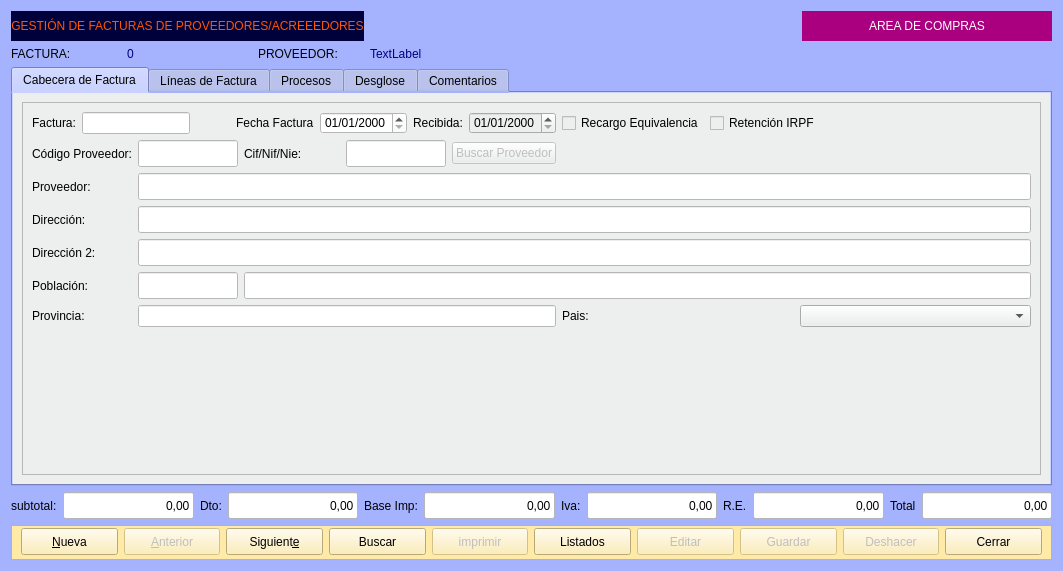
Above: Zona_Compras/frmfacturasproveedor.ui from arcnexus/RedFoX before the change. Below: the same form after it.
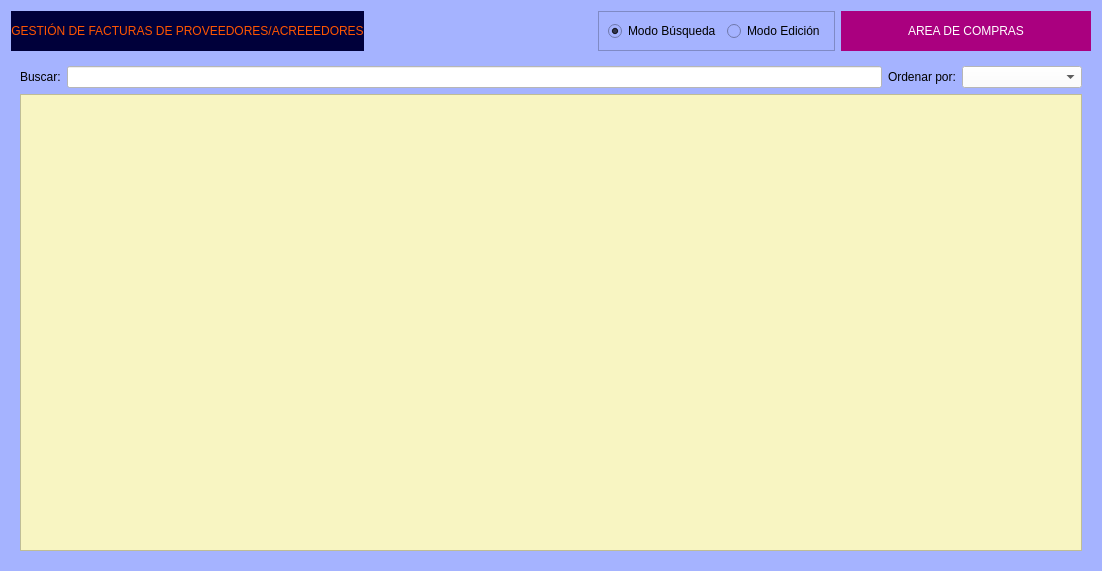
That is the form after the change. Icons and pictures are not drawn.

Commit message: modo busqueda albaran y facturas proveedor

```diff
--- a/Zona_Compras/frmfacturasproveedor.ui
+++ b/Zona_Compras/frmfacturasproveedor.ui
@@ -6,7 +6,7 @@
    <rect>
     <x>0</x>
     <y>0</y>
-    <width>1063</width>
+    <width>1102</width>
     <height>571</height>
    </rect>
   </property>
@@ -21,7 +21,27 @@
    <string notr="true">background-color: rgb(165, 179, 255);</string>
   </property>
   <layout class="QGridLayout" name="gridLayout_2">
-   <item row="0" column="0" colspan="3">
+   <item row="0" column="3">
+    <widget class="QLabel" name="label_30">
+     <property name="minimumSize">
+      <size>
+       <width>250</width>
+       <height>0</height>
+      </size>
+     </property>
+     <property name="styleSheet">
+      <string notr="true">background-color: rgb(170, 0, 127);
+color: rgb(255, 255, 255);</string>
+     </property>
+     <property name="text">
+      <string>AREA DE COMPRAS</string>
+     </property>
+     <property name="alignment">
+      <set>Qt::AlignCenter</set>
+     </property>
+    </widget>
+   </item>
+   <item row="0" column="0">
     <widget class="QLabel" name="label_36">
      <property name="minimumSize">
       <size>
@@ -42,40 +62,14 @@
      </property>
     </widget>
    </item>
-   <item row="0" column="3">
-    <spacer name="horizontalSpacer">
-     <property name="orientation">
-      <enum>Qt::Horizontal</enum>
+   <item row="1" column="0" colspan="4">
+    <widget class="QStackedWidget" name="stackedWidget">
+     <property name="currentIndex">
+      <number>1</number>
      </property>
-     <property name="sizeHint" stdset="0">
-      <size>
-       <width>293</width>
-       <height>20</height>
-      </size>
-     </property>
-    </spacer>
-   </item>
-   <item row="0" column="4">
-    <widget class="QLabel" name="label_30">
-     <property name="minimumSize">
-      <size>
-       <width>250</width>
-       <height>0</height>
-      </size>
-     </property>
-     <property name="styleSheet">
-      <string notr="true">background-color: rgb(170, 0, 127);
-color: rgb(255, 255, 255);</string>
-     </property>
-     <property name="text">
-      <string>AREA DE COMPRAS</string>
-     </property>
-     <property name="alignment">
-      <set>Qt::AlignCenter</set>
-     </property>
-    </widget>
-   </item>
-   <item row="1" column="0">
+     <widget class="QWidget" name="page">
+      <layout class="QGridLayout" name="gridLayout_7">
+       <item row="0" column="0">
     <widget class="QLabel" name="label_10">
      <property name="maximumSize">
       <size>
@@ -91,7 +85,7 @@
      </property>
     </widget>
    </item>
-   <item row="1" column="1">
+       <item row="0" column="1">
     <widget class="QLabel" name="lblFactura">
      <property name="maximumSize">
       <size>
@@ -111,7 +105,7 @@
      </property>
     </widget>
    </item>
-   <item row="1" column="2">
+       <item row="0" column="2">
     <widget class="QLabel" name="label_19">
      <property name="maximumSize">
       <size>
@@ -127,7 +121,7 @@
      </property>
     </widget>
    </item>
-   <item row="1" column="3">
+       <item row="0" column="3">
     <widget class="QLabel" name="lblproveedor">
      <property name="styleSheet">
       <string notr="true">
@@ -138,7 +132,7 @@
      </property>
     </widget>
    </item>
-   <item row="2" column="0" colspan="5">
+       <item row="1" column="0" colspan="4">
     <widget class="QTabWidget" name="tabWidget_2">
      <property name="currentIndex">
       <number>0</number>
@@ -1888,7 +1882,7 @@
      </widget>
     </widget>
    </item>
-   <item row="3" column="0" colspan="5">
+       <item row="2" column="0" colspan="4">
     <layout class="QHBoxLayout" name="horizontalLayout_4">
      <item>
       <widget class="QLabel" name="label_8">
@@ -2063,7 +2057,7 @@
      </item>
     </layout>
    </item>
-   <item row="4" column="0" colspan="5">
+       <item row="3" column="0" colspan="4">
     <widget class="QFrame" name="frame_3">
      <property name="minimumSize">
       <size>
@@ -2335,6 +2329,117 @@
           <width>24</width>
           <height>24</height>
          </size>
+            </property>
+           </widget>
+          </item>
+         </layout>
+        </widget>
+       </item>
+      </layout>
+     </widget>
+     <widget class="QWidget" name="page_2">
+      <layout class="QGridLayout" name="gridLayout_12">
+       <item row="0" column="0">
+        <layout class="QHBoxLayout" name="horizontalLayout_5">
+         <item>
+          <widget class="QLabel" name="label_33">
+           <property name="text">
+            <string>Buscar:</string>
+           </property>
+          </widget>
+         </item>
+         <item>
+          <widget class="QLineEdit" name="txtBuscar">
+           <property name="styleSheet">
+            <string notr="true">background-color: rgb(255, 255, 255);</string>
+           </property>
+          </widget>
+         </item>
+         <item>
+          <widget class="QLabel" name="label_34">
+           <property name="text">
+            <string>Ordenar por:</string>
+           </property>
+          </widget>
+         </item>
+         <item>
+          <widget class="QComboBox" name="cboOrden">
+           <property name="minimumSize">
+            <size>
+             <width>120</width>
+             <height>0</height>
+            </size>
+           </property>
+           <property name="styleSheet">
+            <string notr="true">background-color: rgb(255, 255, 255);</string>
+           </property>
+          </widget>
+         </item>
+        </layout>
+       </item>
+       <item row="1" column="0">
+        <widget class="QTableView" name="tabla">
+         <property name="styleSheet">
+          <string notr="true">alternate-background-color: rgb(255, 255, 255);
+background-color: rgb(248, 245, 194);</string>
+         </property>
+         <property name="alternatingRowColors">
+          <bool>true</bool>
+         </property>
+         <property name="selectionMode">
+          <enum>QAbstractItemView::SingleSelection</enum>
+         </property>
+         <property name="selectionBehavior">
+          <enum>QAbstractItemView::SelectRows</enum>
+         </property>
+         <attribute name="horizontalHeaderStretchLastSection">
+          <bool>true</bool>
+         </attribute>
+         <attribute name="verticalHeaderVisible">
+          <bool>false</bool>
+         </attribute>
+        </widget>
+       </item>
+      </layout>
+     </widget>
+    </widget>
+   </item>
+   <item row="0" column="1">
+    <spacer name="horizontalSpacer">
+     <property name="orientation">
+      <enum>Qt::Horizontal</enum>
+     </property>
+     <property name="sizeHint" stdset="0">
+      <size>
+       <width>293</width>
+       <height>20</height>
+      </size>
+     </property>
+    </spacer>
+   </item>
+   <item row="0" column="2">
+    <widget class="QFrame" name="frame">
+     <property name="frameShape">
+      <enum>QFrame::StyledPanel</enum>
+     </property>
+     <property name="frameShadow">
+      <enum>QFrame::Raised</enum>
+     </property>
+     <layout class="QHBoxLayout" name="horizontalLayout_10">
+      <item>
+       <widget class="QRadioButton" name="radBusqueda">
+        <property name="text">
+         <string>Modo Búsqueda</string>
+        </property>
+        <property name="checked">
+         <bool>true</bool>
+        </property>
+       </widget>
+      </item>
+      <item>
+       <widget class="QRadioButton" name="radEdicion">
+        <property name="text">
+         <string>Modo Edición</string>
         </property>
        </widget>
       </item>
```
Lines whose indentation alone changed are shown as unchanged. The commit also changes 9 other files.
